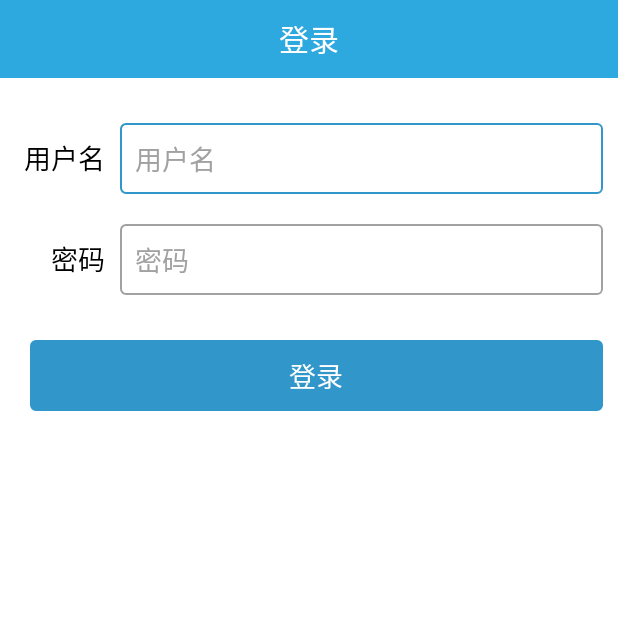
After one commit to dongzhaoqi/Renrenlai, an Android app: the LoginActivity screen opened directly, with no data from a screen before it, on a phone screen of 412 x 824 dp, the top half of it. The commit adds this screen. Run offline under Robolectric (Android 15) with nearby library versions, the phone set to English and light mode, and no system bars.

Commit message:
2016-03-22 third

```diff
--- a/app/build.gradle
+++ b/app/build.gradle
@@ -21,5 +21,6 @@ android {
 
 dependencies {
     compile fileTree(dir: 'libs', include: ['*.jar'])
+    compile 'com.nostra13.universalimageloader:universal-image-loader:1.9.5'
     testCompile 'junit:junit:4.12'
 }
--- a/app/src/main/AndroidManifest.xml
+++ b/app/src/main/AndroidManifest.xml
@@ -3,17 +3,21 @@
     package="com.siti.renrenlai" >
 
     <application
+        android:name=".util.CustomApplcation"
         android:allowBackup="true"
         android:icon="@mipmap/ic_launcher"
         android:label="@string/app_name"
+        android:theme="@style/AppTheme"
         android:supportsRtl="true">
-        <activity android:name=".MainActivity" >
+        <activity android:name=".ui.SplashActivity" >
             <intent-filter>
                 <action android:name="android.intent.action.MAIN" />
 
                 <category android:name="android.intent.category.LAUNCHER" />
             </intent-filter>
         </activity>
+        <activity android:name=".ui.MainActivity"/>
+        <activity android:name=".ui.LoginActivity"/>
     </application>
 
 </manifest>
--- /dev/null
+++ b/app/src/main/java/com/siti/renrenlai/ui/LoginActivity.java
@@ -0,0 +1,18 @@
+package com.siti.renrenlai.ui;
+
+import android.os.Bundle;
+
+import com.siti.renrenlai.R;
+
+/**
+ * Created by Dong on 2016/3/22.
+ */
+public class LoginActivity extends TitleActivity {
+
+    @Override
+    protected void onCreate(Bundle savedInstanceState) {
+        super.onCreate(savedInstanceState);
+        setContentView(R.layout.activity_login);
+        setTitle("登录");
+    }
+}
--- /dev/null
+++ b/app/src/main/res/drawable/edittext_selector.xml
@@ -0,0 +1,27 @@
+<?xml version="1.0" encoding="utf-8"?>
+<selector xmlns:android="http://schemas.android.com/apk/res/android">
+
+    <item android:state_focused="true">
+        <shape android:shape="rectangle">
+            <corners android:radius="3dp"/>
+            <stroke android:width="1dp" android:color="#3196c9"/>
+            <padding android:left="10dp" android:top="10dp" android:bottom="10dp" android:right="10dp"/>
+        </shape>
+    </item>
+
+    <item android:state_pressed="true">
+        <shape android:shape="rectangle">
+            <corners android:radius="3dp"/>
+            <stroke android:width="1dp" android:color="#3196c9"/>
+            <padding android:left="10dp" android:top="10dp" android:bottom="10dp" android:right="10dp"/>
+        </shape>
+    </item>
+
+    <item>
+        <shape android:shape="rectangle">
+            <corners android:radius="3dp"/>
+            <stroke android:width="1dp" android:color="#a1a1a1"/>
+            <padding android:left="10dp" android:top="10dp" android:bottom="10dp" android:right="10dp"/>
+        </shape>
+    </item>
+</selector>
--- /dev/null
+++ b/app/src/main/res/drawable/login_button_selector.xml
@@ -0,0 +1,25 @@
+<?xml version="1.0" encoding="utf-8"?>
+<selector xmlns:android="http://schemas.android.com/apk/res/android" >
+     <item android:state_pressed="true" >
+         <shape android:shape="rectangle"  >
+             <corners android:radius="3dip" />
+             <padding android:left="15dp" android:top="10dp" android:right="15dp" android:bottom="10dp"/>
+         	 <solid  android:color="#2E9ED7"/>
+         </shape>
+     </item>
+    <item android:state_focused="true">
+         <shape android:shape="rectangle"  >
+             <corners android:radius="3dip" />
+             <padding android:left="15dp" android:top="10dp" android:right="15dp" android:bottom="10dp"/>
+             <solid  android:color="#2E9ED7"/>
+         </shape>
+     </item>
+    <item >
+        <shape android:shape="rectangle"  >
+             <corners android:radius="3dip" />
+             <stroke android:width="1dip" android:color="#3196c9" />
+             <padding android:left="15dp" android:top="10dp" android:right="15dp" android:bottom="10dp"/>
+			 <solid android:color="#3196c9"/>
+         </shape>
+     </item>
+</selector>
--- /dev/null
+++ b/app/src/main/res/layout/activity_login.xml
@@ -0,0 +1,82 @@
+<?xml version="1.0" encoding="utf-8"?>
+<LinearLayout xmlns:android="http://schemas.android.com/apk/res/android"
+    android:layout_width="match_parent"
+    android:layout_height="match_parent"
+    android:orientation="vertical"
+    android:background="#fff"
+    android:paddingTop="20dp"
+    >
+
+    <LinearLayout
+        android:layout_width="match_parent"
+        android:layout_height="wrap_content"
+        android:orientation="horizontal"
+        android:layout_margin="10dp"
+        >
+
+	    <TextView
+	        android:layout_width="60dp"
+	        android:layout_height="wrap_content"
+	        android:text="@string/userName"
+	        android:textColor="@color/black"
+	        android:textSize="@dimen/text_size_18"
+	        android:gravity="right"
+	        />
+
+	    <EditText
+	        android:id="@+id/userName"
+	        android:layout_width="0dp"
+	        android:layout_weight="1"
+	        android:hint="用户名"
+	        android:textColorHint="@color/edit_hint"
+	        android:layout_height="wrap_content"
+	        android:background="@drawable/edittext_selector"
+	        android:layout_marginLeft="10dp"
+	        android:singleLine="true"
+	        />
+    </LinearLayout>
+
+    <LinearLayout
+        android:layout_width="match_parent"
+        android:layout_height="wrap_content"
+        android:orientation="horizontal"
+        android:layout_margin="10dp"
+        >
+
+	    <TextView
+	        android:layout_width="60dp"
+	        android:layout_height="wrap_content"
+	        android:text="@string/password"
+	        android:textColor="@color/black"
+	        android:textSize="@dimen/text_size_18"
+	        android:gravity="right"
+	        />
+
+	    <EditText
+	        android:id="@+id/password"
+	        android:layout_width="0dp"
+	        android:layout_weight="1"
+	        android:layout_height="wrap_content"
+	        android:password="true"
+	        android:hint="密码"
+	        android:textColorHint="@color/edit_hint"
+	        android:background="@drawable/edittext_selector"
+	        android:layout_marginLeft="10dp"
+	        android:singleLine="true"
+	        />
+    </LinearLayout>
+
+    <Button
+        android:id="@+id/login"
+        android:layout_width="match_parent"
+        android:layout_height="wrap_content"
+        android:layout_marginLeft="20dp"
+        android:layout_marginRight="10dp"
+        android:layout_marginTop="20dp"
+        android:background="@drawable/login_button_selector"
+        android:textColor="@color/white"
+        android:textSize="@dimen/text_size_18"
+        android:text="登录"
+        />
+
+</LinearLayout>
--- a/app/src/main/res/layout/layout_titlebar.xml
+++ b/app/src/main/res/layout/layout_titlebar.xml
@@ -3,7 +3,7 @@
     android:id="@+id/layout_titlebar"
     android:layout_width="match_parent"
     android:layout_height="52dp"
-    android:background="#ed4255" >
+    android:background="#2EA9DF" >
 
     <TextView
         android:id="@+id/text_title"
@@ -18,7 +18,7 @@
 
     <Button
         android:id="@+id/button_backward"
-        android:layout_width="60dp"
+        android:layout_width="wrap_content"
         android:layout_height="match_parent"
         android:background="@drawable/title_button_selector"
         android:drawableLeft="@drawable/back_arrow"
--- a/app/src/main/res/values/colors.xml
+++ b/app/src/main/res/values/colors.xml
@@ -2,7 +2,13 @@
 <resources>
 
     <!-- 标题栏按钮背景颜色 -->
-    <drawable name="button_backward_pressed">#FF3030</drawable>
+    <drawable name="button_backward_pressed">#2AB4F1</drawable>
     <drawable name="button_backward_normal">#0000</drawable>
+    <drawable name="splash">#6565d2</drawable>
+
+    <color name="black">#000</color>
+    <color name="white">#FFF</color>
+    <color name="edit_hint">#A1A1A1</color>
+
 
 </resources>
--- a/app/src/main/res/values/dimens.xml
+++ b/app/src/main/res/values/dimens.xml
@@ -2,4 +2,9 @@
     <!-- Default screen margins, per the Android Design guidelines. -->
     <dimen name="activity_horizontal_margin">16dp</dimen>
     <dimen name="activity_vertical_margin">16dp</dimen>
+
+
+    <dimen name="text_size_18">18sp</dimen>
+
+
 </resources>
--- a/app/src/main/res/values/strings.xml
+++ b/app/src/main/res/values/strings.xml
@@ -3,4 +3,8 @@
     <string name="text_back">返回</string>
     <string name="text_forward">提交</string>
 
+    <!--用户-->
+    <string name="userName">用户名</string>
+    <string name="password">密码</string>
+
 </resources>
--- a/app/src/main/res/values/styles.xml
+++ b/app/src/main/res/values/styles.xml
@@ -1,4 +1,15 @@
 <resources>
 
+    <style name="AppBaseTheme" parent="@android:style/Theme.Light.NoTitleBar">
+        <!--
+            Theme customizations available in newer API levels can go in
+            res/values-vXX/styles.xml, while customizations related to
+            backward-compatibility can go here.
+        -->
+    </style>
 
+    <!-- Application theme. -->
+    <style name="AppTheme" parent="AppBaseTheme">
+        <!-- All customizations that are NOT specific to a particular API-level can go here. -->
+    </style>
 </resources>
```
Also changed, not shown: app/src/main/java/com/siti/renrenlai/bean/User.java (added, +17 -0 lines), app/src/main/java/com/siti/renrenlai/ui/MainActivity.java (renamed from app/src/main/java/com/siti/renrenlai/MainActivity.java, +4 -3 lines), app/src/main/java/com/siti/renrenlai/ui/SplashActivity.java (added, +122 -0 lines), app/src/main/java/com/siti/renrenlai/ui/TitleActivity.java (renamed from app/src/main/java/com/siti/renrenlai/TitleActivity.java, +13 -1 lines), app/src/main/java/com/siti/renrenlai/util/CustomApplcation.java (added, +48 -0 lines), app/src/main/java/com/siti/renrenlai/util/SharedPreferencesUtil.java (added, +34 -0 lines), app/src/main/res/layout/activity_splash.xml (added, +8 -0 lines), 1 other file.
